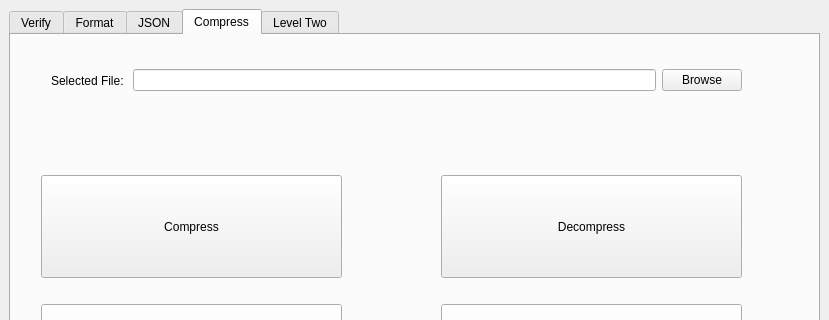
This is XML-EDITOR/mainwindow.ui in Ahmed-Tarek-Mahmoud/CSE331-DSA-Project as Qt 5 draws it before an edit; both pictures show x 0 to 829 and y 0 to 320 of the 829 by 595 pixel window. The edited form follows.
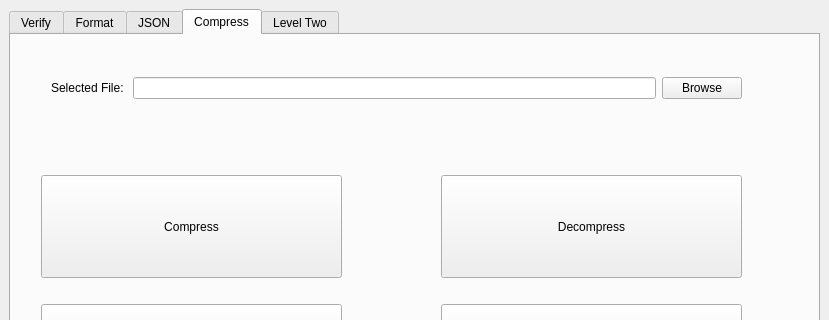
This is the edited form.

Commit message: Supported Draw Feature in both versions and added some styles in GUI version

Patch:
```diff
--- a/XML-EDITOR/mainwindow.ui
+++ b/XML-EDITOR/mainwindow.ui
@@ -35,6 +35,11 @@
         <verstretch>0</verstretch>
        </sizepolicy>
       </property>
+      <property name="styleSheet">
+       <string notr="true">                    
+                              
+ </string>
+      </property>
       <property name="currentIndex">
        <number>3</number>
       </property>
@@ -466,7 +471,7 @@
           <x>40</x>
           <y>30</y>
           <width>691</width>
-          <height>31</height>
+          <height>46</height>
          </rect>
         </property>
         <layout class="QHBoxLayout" name="horizontalLayout_10">
```
The commit also changes 14 other files.
